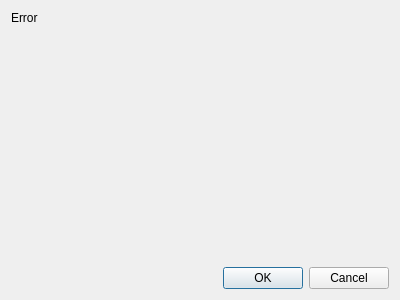
Qt form src/transcoder/transcoderoptionsdialog.ui (clementine-player/Clementine) before a commit.
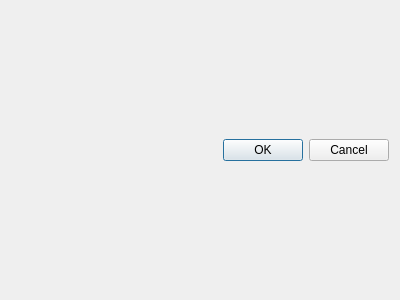
The same form after that commit.

Commit message:
transcoder: Move option error into its own widget
Create a TranscoderOptionsError class and ui that inherits from
TranscoderOptionsInterface. Use this to display options errors. Move
widget creation into a static method. These changes will allow use of
the same mechanism in the transcoder settings page.

The edit to the form file:
```diff
--- a/src/transcoder/transcoderoptionsdialog.ui
+++ b/src/transcoder/transcoderoptionsdialog.ui
@@ -14,25 +14,6 @@
    <string>Transcoding options</string>
   </property>
   <layout class="QVBoxLayout" name="verticalLayout">
-   <item>
-    <widget class="QLabel" name="errorMessage">
-     <property name="enabled">
-      <bool>true</bool>
-     </property>
-     <property name="text">
-      <string>Error</string>
-     </property>
-     <property name="alignment">
-      <set>Qt::AlignLeading|Qt::AlignLeft|Qt::AlignTop</set>
-     </property>
-     <property name="wordWrap">
-      <bool>true</bool>
-     </property>
-     <property name="openExternalLinks">
-      <bool>true</bool>
-     </property>
-    </widget>
-   </item>
    <item>
     <widget class="QDialogButtonBox" name="buttonBox">
      <property name="orientation">
```
The commit also changes 6 other files.
